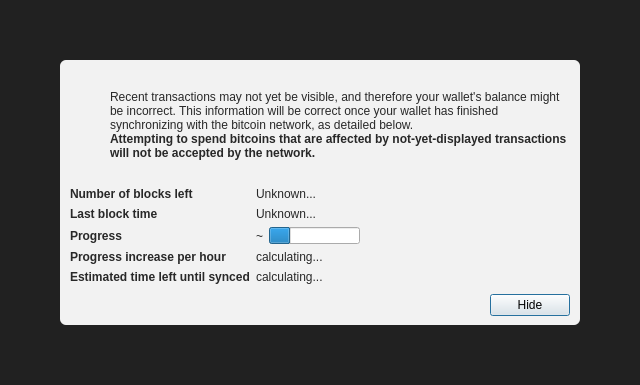
The window that kryptofranccore/src/qt/forms/modaloverlay.ui (NicolasChoukroun/Kryptofranc) describes before a commit, drawn with Qt 5.
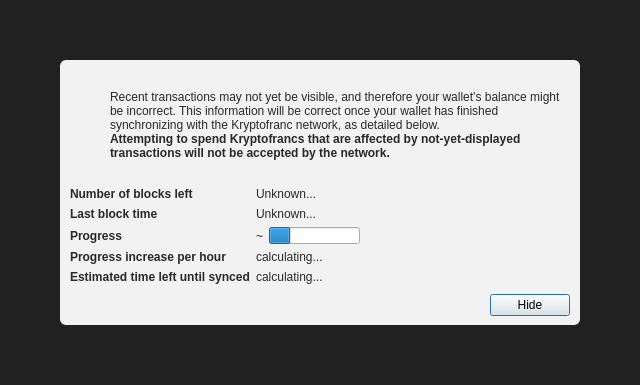
The same window after the commit. Icons and pictures are not drawn. Custom widgets are drawn as their Qt base class.

The edit to the form file:
```diff
--- a/kryptofranccore/src/qt/forms/modaloverlay.ui
+++ b/kryptofranccore/src/qt/forms/modaloverlay.ui
@@ -130,7 +130,7 @@
              <item>
               <widget class="QLabel" name="infoText">
                <property name="text">
-                <string>Recent transactions may not yet be visible, and therefore your wallet's balance might be incorrect. This information will be correct once your wallet has finished synchronizing with the bitcoin network, as detailed below.</string>
+                <string>Recent transactions may not yet be visible, and therefore your wallet's balance might be incorrect. This information will be correct once your wallet has finished synchronizing with the Kryptofranc network, as detailed below.</string>
                </property>
                <property name="textFormat">
                 <enum>Qt::RichText</enum>
@@ -149,7 +149,7 @@
                 </font>
                </property>
                <property name="text">
-                <string>Attempting to spend bitcoins that are affected by not-yet-displayed transactions will not be accepted by the network.</string>
+                <string>Attempting to spend Kryptofrancs that are affected by not-yet-displayed transactions will not be accepted by the network.</string>
                </property>
                <property name="textFormat">
                 <enum>Qt::RichText</enum>
```
